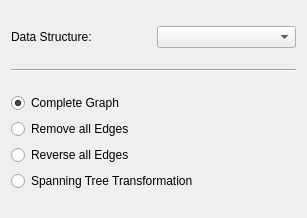
This is VisualEditor/Tools/TransformEdges/TransformEdgesWidget.ui in KDE/rocs as Qt 5 draws it before an edit. The edited form follows.
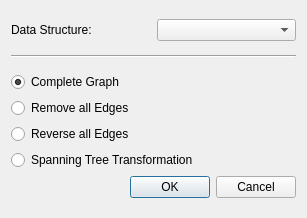
This is the edited form. Custom widgets are drawn as their Qt base class.

Commit message: Port KDialog to QDialog (TransformEdges).

The edit to the form file:
```diff
--- a/VisualEditor/Tools/TransformEdges/TransformEdgesWidget.ui
+++ b/VisualEditor/Tools/TransformEdges/TransformEdgesWidget.ui
@@ -88,6 +88,13 @@
        </property>
       </widget>
      </item>
+     <item>
+      <widget class="QDialogButtonBox" name="buttons">
+       <property name="standardButtons">
+        <set>QDialogButtonBox::Cancel|QDialogButtonBox::Ok</set>
+       </property>
+      </widget>
+     </item>
     </layout>
    </item>
   </layout>
```
The commit also changes 2 other files.
